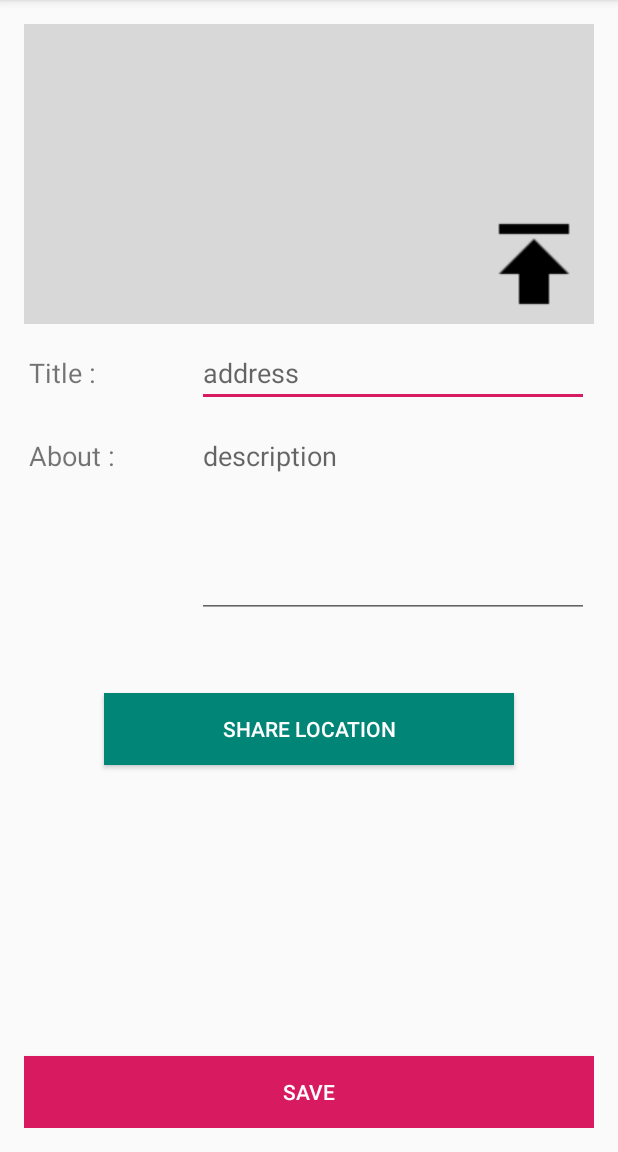
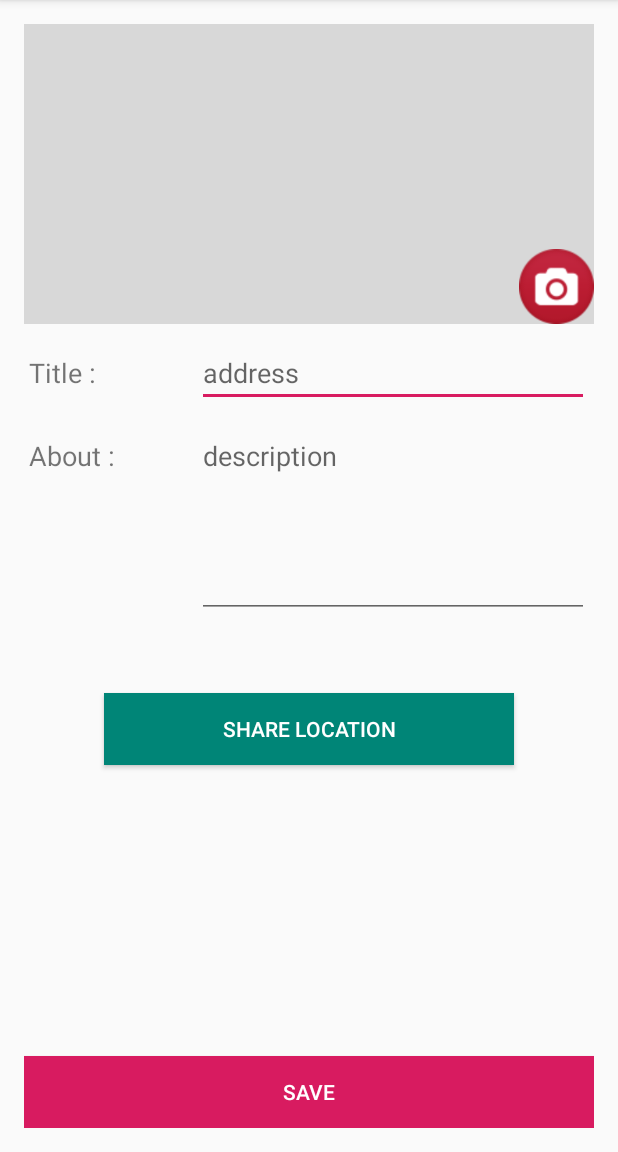
Before and after one commit to AnnaFelix/EventManagement, an Android app: the fragment AddEventDetailsFragment shown on its own in the app's theme, on a phone screen of 412 x 824 dp, the part 84-1236 px from its top. Run offline under Robolectric (Android 15) with nearby library versions, the phone set to English and light mode, and no system bars; our stand-ins replace Firebase (no records; nobody signed in at launch, a user with empty details on screens opened directly); libraries missing offline, so code that uses them is left out: com.michaelmuenzer.android; pictures from the network do not load.

Commit message:
error fix

```diff
--- a/app/src/main/res/layout/layout_addevent.xml
+++ b/app/src/main/res/layout/layout_addevent.xml
@@ -23,11 +23,11 @@
 
     <ImageView
         android:id="@+id/imgViewSelect"
-        android:layout_width="80dp"
-        android:layout_height="80dp"
+        android:layout_width="50dp"
+        android:layout_height="50dp"
         android:layout_alignParentRight="true"
         android:layout_alignParentBottom="true"
-        android:src="@drawable/baseline_publish_black"
+        android:src="@drawable/cam"
         tools:ignore="ContentDescription" />
 
 </RelativeLayout>
```
Also changed, not shown: app/src/main/res/drawable/cam.png (added).
